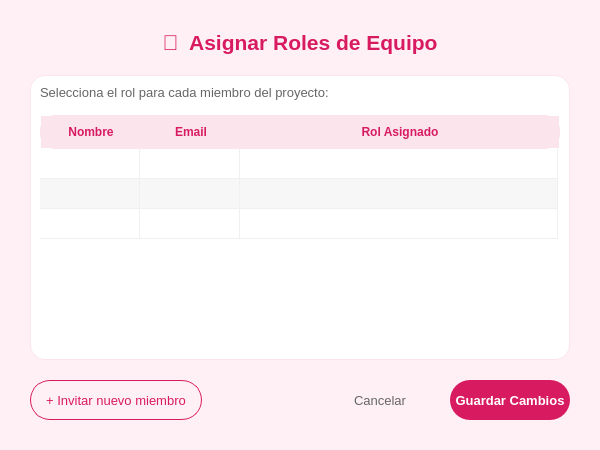
Old version of the form vistas/permisos.ui in the repository FrJavier/Aplicacioncliente.
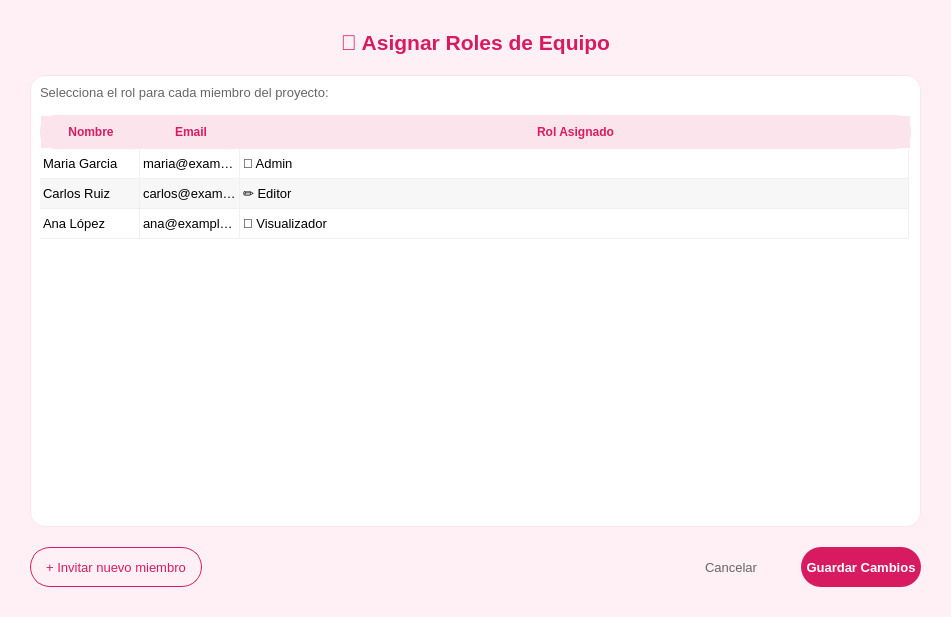
New version of the form.

What changed in the file:
```diff
--- a/vistas/permisos.ui
+++ b/vistas/permisos.ui
@@ -6,8 +6,8 @@
    <rect>
     <x>0</x>
     <y>0</y>
-    <width>600</width>
-    <height>450</height>
+    <width>951</width>
+    <height>617</height>
    </rect>
   </property>
   <property name="windowTitle">
@@ -48,7 +48,7 @@
       <string notr="true">color: #D81B60;</string>
      </property>
      <property name="text">
-      <string>👥  Asignar Roles de Equipo</string>
+      <string>👥 Asignar Roles de Equipo</string>
      </property>
      <property name="alignment">
       <set>Qt::AlignCenter</set>
@@ -135,6 +135,21 @@
         <attribute name="verticalHeaderVisible">
          <bool>false</bool>
         </attribute>
+        <row>
+         <property name="text">
+          <string/>
+         </property>
+        </row>
+        <row>
+         <property name="text">
+          <string/>
+         </property>
+        </row>
+        <row>
+         <property name="text">
+          <string/>
+         </property>
+        </row>
         <column>
          <property name="text">
           <string>Nombre</string>
@@ -150,10 +165,6 @@
           <string>Rol Asignado</string>
          </property>
         </column>
-        <row>
-         <property name="text">
-          <string/>
-         </property>
          <item row="0" column="0">
           <property name="text">
            <string>Maria Garcia</string>
@@ -169,11 +180,6 @@
            <string>👑 Admin</string>
           </property>
          </item>
-        </row>
-        <row>
-         <property name="text">
-          <string/>
-         </property>
          <item row="1" column="0">
           <property name="text">
            <string>Carlos Ruiz</string>
@@ -189,11 +195,6 @@
            <string>✏️ Editor</string>
           </property>
          </item>
-        </row>
-        <row>
-         <property name="text">
-          <string/>
-         </property>
          <item row="2" column="0">
           <property name="text">
            <string>Ana López</string>
@@ -209,7 +210,6 @@
            <string>👀 Visualizador</string>
           </property>
          </item>
-        </row>
        </widget>
       </item>
      </layout>
```
Lines whose indentation alone changed are shown as unchanged.
